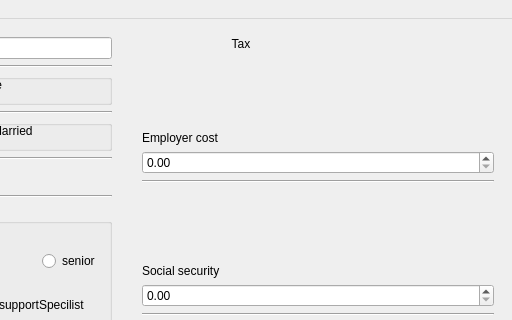
Dimcrap/payroll-app, file addemployeewindow.ui: the form before one commit; both pictures show x 264 to 776 and y 0 to 320 of the 776 by 643 pixel window.
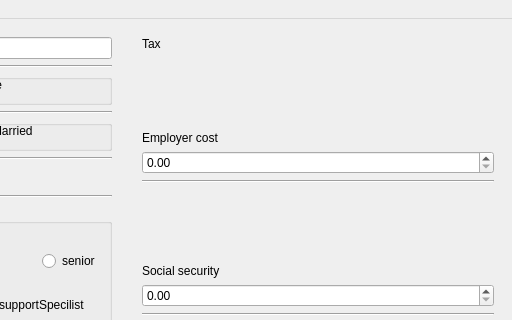
The form after the commit.

Commit message: fixing addemployee ui and making basic mainscreen animation strcture

Patch:
```diff
--- a/addemployeewindow.ui
+++ b/addemployeewindow.ui
@@ -35,7 +35,7 @@
        <item row="0" column="1">
         <widget class="QLabel" name="label_9">
          <property name="text">
-          <string>                           Tax</string>
+          <string>Tax</string>
          </property>
         </widget>
        </item>
```
Left out of the diff: 18 changed lines with no effect on the pictures. The commit also changes 7 other files.
